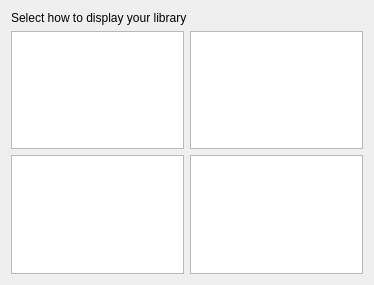
First picture: the form in code/src/libraryorderdialog.ui, repository MBach/Miam-Player, before the edit.
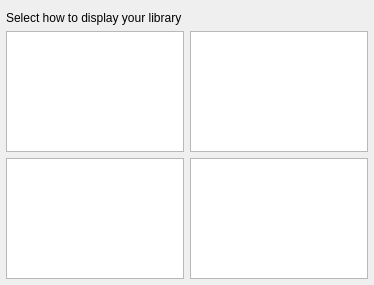
Second picture: the form after the edit.

What changed in the file:
```diff
--- a/code/src/libraryorderdialog.ui
+++ b/code/src/libraryorderdialog.ui
@@ -14,6 +14,15 @@
    <string>Dialog</string>
   </property>
   <layout class="QVBoxLayout" name="verticalLayout">
+   <property name="leftMargin">
+    <number>6</number>
+   </property>
+   <property name="rightMargin">
+    <number>6</number>
+   </property>
+   <property name="bottomMargin">
+    <number>6</number>
+   </property>
    <item>
     <widget class="QLabel" name="label">
      <property name="text">
```
